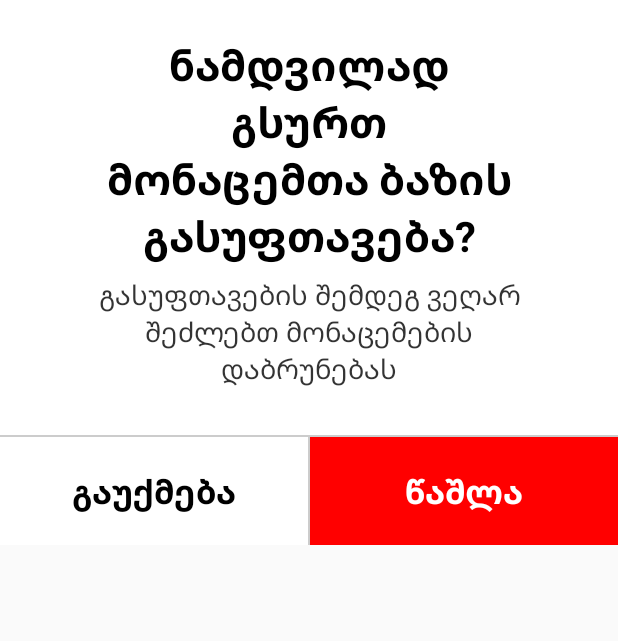
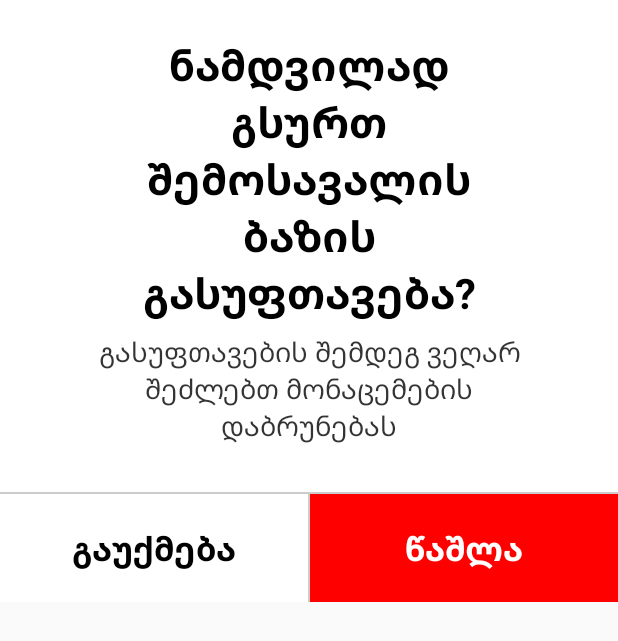
Before and after one commit to X1nto/Cashier, an Android app: the layout dialog_clear.xml on its own in the app's theme, with its tools: preview values and no code run, on a phone screen of 412 x 824 dp. Shown: the top 641 px of the screen. Run offline under Robolectric (Android 15) with nearby library versions, the phone set to English and light mode, and no system bars.

Commit message:
update strings

```diff
--- a/common/src/main/res/values/strings.xml
+++ b/common/src/main/res/values/strings.xml
@@ -21,7 +21,7 @@
     <string name="income_drink_card">სასმელი ბარათით</string>
     <string name="income_drink_cash">სასმელი ქეშით</string>
 
-    <string name="clear_title">ნამდვილად გსურთ მონაცემთა ბაზის გასუფთავება?</string>
+    <string name="clear_title">ნამდვილად გსურთ შემოსავალის ბაზის გასუფთავება?</string>
     <string name="clear_subtitle">გასუფთავების შემდეგ ვეღარ შეძლებთ მონაცემების დაბრუნებას</string>
     <string name="clear_proceed">წაშლა</string>
 
```
